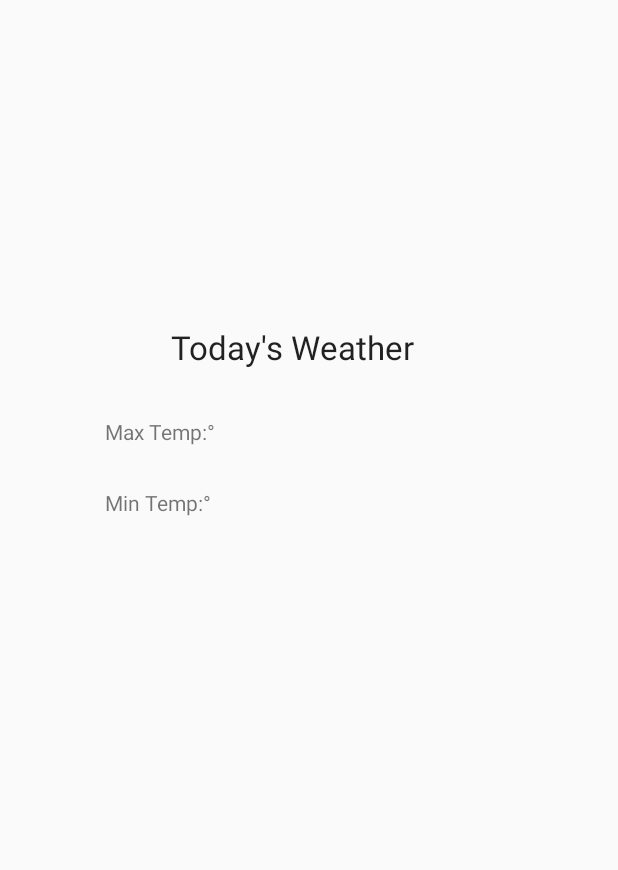
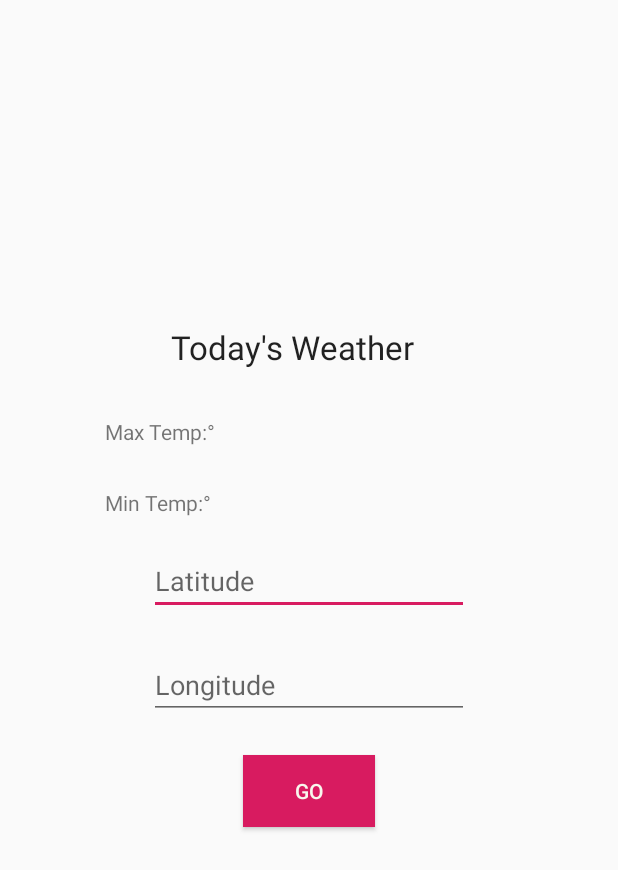
Before and after one commit to Prabaltyagi/WeatherApp, an Android app: the layout fragment_weather_details.xml on its own in the app's theme, with its tools: preview values and no code run, on a phone screen of 412 x 824 dp. Shown: the top 870 px of the screen. Run offline under Robolectric (Android 15) with nearby library versions, the phone set to English and light mode, and no system bars; network calls fail.

Commit message:
Add event handler for messages with two way UI binding

```diff
--- a/app/src/main/java/com/prabal/weatherapp/ViewModelFactory.kt
+++ b/app/src/main/java/com/prabal/weatherapp/ViewModelFactory.kt
@@ -9,6 +9,9 @@ import com.prabal.weatherapp.model.data.WeatherRepository
 import com.prabal.weatherapp.model.data.remote.WeatherRemoteDataSource
 import com.prabal.weatherapp.views.weather_details.WeatherViewModel
 
+/*
+* Factory to provide the viewmodel
+* */
 class ViewModelFactory private constructor(
         private val weatherRepository: WeatherRepository
     ) : ViewModelProvider.NewInstanceFactory() {
@@ -26,7 +29,6 @@ class ViewModelFactory private constructor(
 
         @SuppressLint("StaticFieldLeak")
         @Volatile private var INSTANCE: ViewModelFactory? = null
-
         fun getInstance() =
             INSTANCE ?: synchronized(ViewModelFactory::class.java) {
                 INSTANCE ?: ViewModelFactory(
--- a/app/src/main/java/com/prabal/weatherapp/di/modules/NetModule.kt
+++ b/app/src/main/java/com/prabal/weatherapp/di/modules/NetModule.kt
@@ -13,11 +13,8 @@ import retrofit2.Retrofit
 import retrofit2.converter.gson.GsonConverterFactory
 import javax.inject.Singleton
 
-
 @Module
 object NetModule {
-
-
     /*@Provides
     @Singleton
     internal fun provideHttpCache(application: Application): Cache {
--- a/app/src/main/java/com/prabal/weatherapp/model/data/WeatherRepository.kt
+++ b/app/src/main/java/com/prabal/weatherapp/model/data/WeatherRepository.kt
@@ -6,7 +6,6 @@ import com.prabal.weatherapp.network.WeatherApi
 class WeatherRepository (
     val weatherRemoteDataSource: WeatherDataSource
 ) : WeatherDataSource {
-
 
     override fun getWeatherData(
         lat: String,
--- a/app/src/main/java/com/prabal/weatherapp/model/data/remote/WeatherRemoteDataSource.kt
+++ b/app/src/main/java/com/prabal/weatherapp/model/data/remote/WeatherRemoteDataSource.kt
@@ -28,7 +28,6 @@ object WeatherRemoteDataSource: WeatherDataSource {
                 }
             }
 
-
             override fun onFailure(call: Call<WeatherData>, t: Throwable) {
                 callback.onDataNotAvailable()
                 t.printStackTrace()
--- a/app/src/main/res/layout/activity_weather_detail.xml
+++ b/app/src/main/res/layout/activity_weather_detail.xml
@@ -38,12 +38,12 @@
 
 
         <com.google.android.material.floatingactionbutton.FloatingActionButton
-                android:id="@+id/fab"
+                android:id="@+id/fab_new_location"
                 android:layout_width="wrap_content"
                 android:layout_height="wrap_content"
                 android:layout_gravity="bottom|end"
                 android:layout_margin="@dimen/fab_margin"
-                app:srcCompat="@android:drawable/ic_dialog_email"/>
+                app:srcCompat="@android:drawable/ic_input_add"/>
 
     </androidx.coordinatorlayout.widget.CoordinatorLayout>
 </layout>
--- a/app/src/main/res/layout/fragment_weather_details.xml
+++ b/app/src/main/res/layout/fragment_weather_details.xml
@@ -55,7 +55,8 @@
                 android:text="Min Temp:°"
                 android:layout_width="wrap_content"
                 android:layout_height="wrap_content"
-                android:id="@+id/min" app:layout_constraintStart_toStartOf="parent" android:layout_marginLeft="8dp"
+                android:id="@+id/min"
+                app:layout_constraintStart_toStartOf="parent" android:layout_marginLeft="8dp"
                 android:layout_marginStart="8dp"
                 android:layout_marginEnd="8dp" android:layout_marginRight="8dp"
                 app:layout_constraintHorizontal_bias="0.191"
@@ -85,6 +86,50 @@
                 android:layout_marginBottom="8dp" app:layout_constraintBottom_toTopOf="@+id/welcome"
                 app:layout_constraintVertical_bias="0.195"/>
 
+        <EditText
+                android:layout_width="wrap_content"
+                android:layout_height="wrap_content"
+                android:inputType="numberDecimal"
+                android:ems="10"
+                android:id="@+id/editLatitude"
+                android:hint="Latitude"
+                android:text="@={viewModel.latitude}"
+                android:visibility="@{viewModel.addingLocation ? View.GONE : View.VISIBLE}"
+                android:layout_marginTop="20dp"
+                app:layout_constraintTop_toBottomOf="@+id/min" android:layout_marginStart="8dp"
+                app:layout_constraintStart_toStartOf="parent" android:layout_marginLeft="8dp"
+                android:layout_marginEnd="8dp" app:layout_constraintEnd_toEndOf="parent"
+                android:layout_marginRight="8dp"/>
+        <EditText
+                android:layout_width="wrap_content"
+                android:layout_height="wrap_content"
+                android:inputType="numberDecimal"
+                android:ems="10"
+                android:hint="Longitude"
+                android:id="@+id/editLongitude"
+                android:text="@={viewModel.longitude}"
+                android:visibility="@{viewModel.addingLocation ? View.GONE : View.VISIBLE}"
+                android:layout_marginTop="24dp"
+                app:layout_constraintTop_toBottomOf="@+id/editLatitude" android:layout_marginStart="8dp"
+                app:layout_constraintStart_toStartOf="parent" android:layout_marginLeft="8dp"
+                android:layout_marginEnd="8dp" app:layout_constraintEnd_toEndOf="parent"
+                android:layout_marginRight="8dp"/>
+        <Button
+                android:text="Go"
+                android:layout_width="wrap_content"
+                android:layout_height="wrap_content"
+                android:background="@color/colorAccent"
+                android:textColor="@color/colorText"
+                android:visibility="@{viewModel.addingLocation ? View.GONE : View.VISIBLE}"
+                android:id="@+id/buttonGo"
+                android:onClick="@{() -> viewModel.saveLocation()}"
+                android:layout_marginTop="24dp"
+                app:layout_constraintTop_toBottomOf="@+id/editLongitude" app:layout_constraintEnd_toEndOf="parent"
+                android:layout_marginEnd="8dp" android:layout_marginRight="8dp"
+                app:layout_constraintStart_toStartOf="parent" android:layout_marginLeft="8dp"
+                android:layout_marginStart="8dp"/>
+
+
     </androidx.constraintlayout.widget.ConstraintLayout>
 
 </layout>
--- a/app/src/main/res/values/colors.xml
+++ b/app/src/main/res/values/colors.xml
@@ -2,5 +2,6 @@
 <resources>
     <color name="colorPrimary">#008577</color>
     <color name="colorPrimaryDark">#00574B</color>
+    <color name="colorText">#F8F7ED</color>
     <color name="colorAccent">#D81B60</color>
 </resources>
--- a/app/src/main/res/values/strings.xml
+++ b/app/src/main/res/values/strings.xml
@@ -1,6 +1,7 @@
 <resources>
     <string name="app_name">WeatherApp</string>
     <string name="action_settings">Settings</string>
+    <string name="message_blank_location">latitude and longitude are blank</string>
 
     <string name="hello_blank_fragment">Hello blank fragment</string>
 </resources>
--- a/build.gradle
+++ b/build.gradle
@@ -28,7 +28,7 @@ task clean(type: Delete) {
 }
 ext {
 
-    archLifecycleVersion = '1.0.0'
+    archLifecycleVersion = '2.0.0'
     retrofit2Version='2.3.0'
     daggerVersion='2.20'
     gson='2.8.1'
```
Also changed, not shown: app/build.gradle (+18 -12 lines), app/src/main/java/com/prabal/weatherapp/di/components/ViewModelInjector.kt (+0 -15 lines), app/src/main/java/com/prabal/weatherapp/utils/Event.kt (added, +28 -0 lines), app/src/main/java/com/prabal/weatherapp/utils/Views.kt (added, +40 -0 lines), app/src/main/java/com/prabal/weatherapp/views/weather_details/WeatherDetailsActivity.kt (+70 -11 lines), app/src/main/java/com/prabal/weatherapp/views/weather_details/WeatherDetailsFragment.kt (+19 -2 lines), app/src/main/java/com/prabal/weatherapp/views/weather_details/WeatherViewModel.kt (+85 -10 lines), 1 other file.
